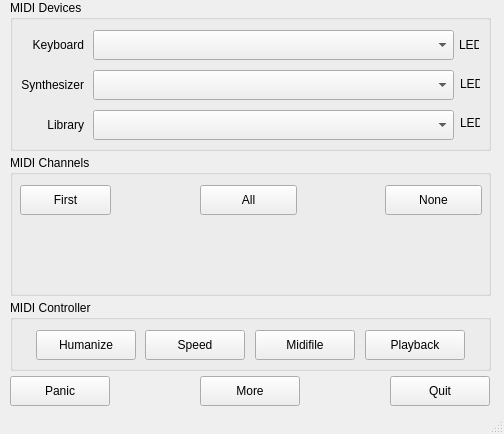
First picture: the form in src/mainwindow.ui, repository obook/I-like-Chopin, before the edit.
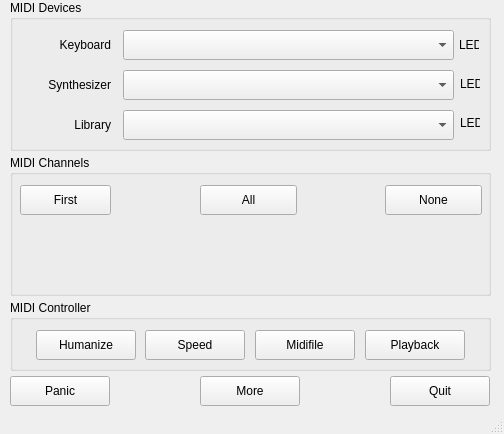
Second picture: the form after the edit.

Commit message: Fixed : Labels text

Patch:
```diff
--- a/src/mainwindow.ui
+++ b/src/mainwindow.ui
@@ -45,7 +45,7 @@
     <widget class="QLabel" name="label_File">
      <property name="geometry">
       <rect>
-       <x>3</x>
+       <x>30</x>
        <y>114</y>
        <width>71</width>
        <height>22</height>
@@ -61,9 +61,9 @@
     <widget class="QComboBox" name="InputDeviceCombo">
      <property name="geometry">
       <rect>
-       <x>83</x>
+       <x>113</x>
        <y>30</y>
-       <width>361</width>
+       <width>331</width>
        <height>30</height>
       </rect>
      </property>
@@ -71,9 +71,9 @@
     <widget class="QComboBox" name="OutputDeviceCombo">
      <property name="geometry">
       <rect>
-       <x>83</x>
+       <x>113</x>
        <y>70</y>
-       <width>361</width>
+       <width>331</width>
        <height>30</height>
       </rect>
      </property>
@@ -81,9 +81,9 @@
     <widget class="QLabel" name="label_Ouput">
      <property name="geometry">
       <rect>
-       <x>3</x>
+       <x>10</x>
        <y>74</y>
-       <width>71</width>
+       <width>91</width>
        <height>22</height>
       </rect>
      </property>
@@ -97,9 +97,9 @@
     <widget class="QLabel" name="label_Input">
      <property name="geometry">
       <rect>
-       <x>3</x>
+       <x>20</x>
        <y>34</y>
-       <width>71</width>
+       <width>81</width>
        <height>22</height>
       </rect>
      </property>
@@ -113,9 +113,9 @@
     <widget class="QComboBox" name="FileCombo">
      <property name="geometry">
       <rect>
-       <x>83</x>
+       <x>113</x>
        <y>110</y>
-       <width>361</width>
+       <width>331</width>
        <height>30</height>
       </rect>
      </property>
```
